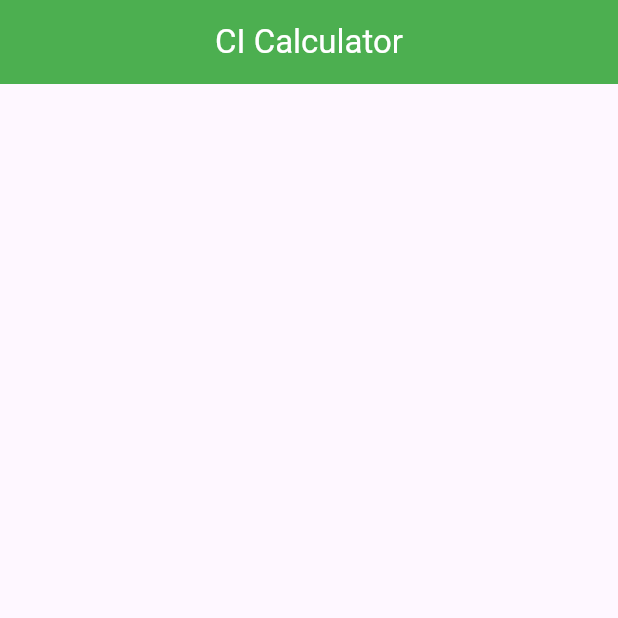
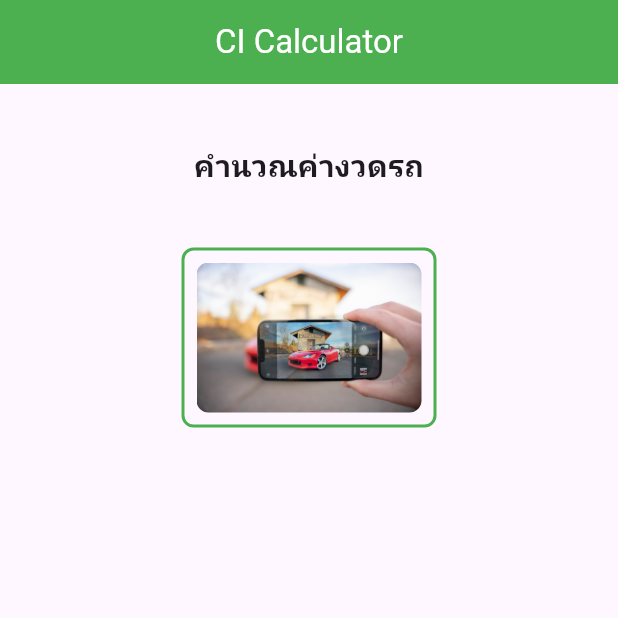
Before and after one commit to keeratipong17/flutter_car_installmant_calculation, a Flutter app: the screen it shows after launch, on a phone screen of 412 x 824 dp, the top half of it. Run offline on Flutter 3.47's test engine with Material 3 defaults, Android fonts, the phone set to English and light mode, and no system bars; our stand-ins replace google_fonts, image_picker; Roboto replaces fonts that are missing (Kanit).

Commit message:
InputScreenUi เสร็จแล้ว

```diff
--- a/lib/main.dart
+++ b/lib/main.dart
@@ -1,4 +1,5 @@
 import 'package:flutter/material.dart';
+import 'package:flutter_car_installmant_calculation/views/input_screen_ui.dart';
 import 'package:flutter_car_installmant_calculation/views/splah_screen_ui.dart';
 import 'package:google_fonts/google_fonts.dart';
 
@@ -19,7 +20,7 @@ class _FlutterCarInstallmantCalcylationState extends State<FlutterCarInstallmant
   Widget build(BuildContext context) {
     return MaterialApp(
       debugShowCheckedModeBanner: false,
-      home: SplahScreenUi(),
+      home: InputScreenUi(),
       theme: ThemeData(
         textTheme: GoogleFonts.kanitTextTheme(
           Theme.of(context).textTheme,
--- a/lib/views/input_screen_ui.dart
+++ b/lib/views/input_screen_ui.dart
@@ -1,4 +1,6 @@
+import 'dart:io';
 import 'package:flutter/material.dart';
+import 'package:image_picker/image_picker.dart';
 
 class InputScreenUi extends StatefulWidget {
   const InputScreenUi({super.key});
@@ -8,6 +10,33 @@ class InputScreenUi extends StatefulWidget {
 }
 
 class _InputScreenUiState extends State<InputScreenUi> {
+  // สร้างตัวแปรเก็บรูปที่เลทอกจากกล้องหรือแกลอรี่
+  File? _imageFile;
+
+  // สร้างเมธอลเปิดกล้อง
+  _openCamera() async {
+    final pickerImage = await ImagePicker().pickImage(
+      source: ImageSource.camera,
+    );
+    if (pickerImage == null) return;
+
+    setState(() {
+      _imageFile = File(pickerImage.path);
+    });
+  }
+
+  // สร้างเมธอลเปิดแกลอรี่
+  _openGallery() async {
+    final pickerImage = await ImagePicker().pickImage(
+      source: ImageSource.gallery,
+    );
+    if (pickerImage == null) return;
+
+    setState(() {
+      _imageFile = File(pickerImage.path);
+    });
+  }
+
   @override
   Widget build(BuildContext context) {
     return Scaffold(
@@ -21,6 +50,87 @@ class _InputScreenUiState extends State<InputScreenUi> {
         ),
         centerTitle: true,
       ),
+      body: SingleChildScrollView(
+        child: Center(
+          child: Padding(
+            padding: const EdgeInsets.all(30),
+            child: Column(
+              children: [
+                SizedBox(
+                  height: 10,
+                ),
+                Text(
+                  'คำนวณค่างวดรถ',
+                  style: TextStyle(
+                    fontSize: 20,
+                    fontWeight: FontWeight.bold,
+                  ),
+                ),
+                SizedBox(
+                  height: 40,
+                ),
+                Container(
+                  padding: EdgeInsets.all(8),
+                  decoration: BoxDecoration(
+                    borderRadius: BorderRadius.circular(8),
+                    border: Border.all(
+                      color: Colors.green,
+                      width: 2,
+                    ),
+                  ),
+                  child: InkWell(
+                    onTap: () {
+                      // เราจะเปิด snack bar ให้ผู้ใช้เลือกกล้อง และแกลอรี่
+                      ScaffoldMessenger.of(context).showSnackBar(
+                        SnackBar(
+                          backgroundColor: Colors.green,
+                          content: Column(
+                            children: [
+                              ListTile(
+                                onTap: () {},
+                                title: Text('เปิดกล้อง'),
+                                leading: Icon(
+                                  Icons.camera,
+                                  color: Colors.amber,
+                                ),
+                              ),
+                              ListTile(
+                                onTap: () {},
+                                title: Text('เปิดแกลอรี่'),
+                                leading: Icon(
+                                  Icons.image,
+                                  color: Colors.amber,
+                                ),
+                              ),
+                            ],
+                          ),
+                        ),
+                      );
+                    },
+                    child: _imageFile == null
+                      ? ClipRRect(
+                          borderRadius: BorderRadius.circular(8),
+                          child: Image.asset(
+                            'assets/images/img02.png',
+                            width: 150,
+                            fit: BoxFit.cover,
+                          ),
+                        )
+                      : ClipRRect(
+                          borderRadius: BorderRadius.circular(8),
+                          child: Image.file(
+                            _imageFile!,
+                            width: 150,
+                            fit: BoxFit.cover,
+                          ),
+                        ),
+                  ),
+                ),
+              ],
+            ),
+          ),
+        ),
+      ),
     );
   }
 }
```
